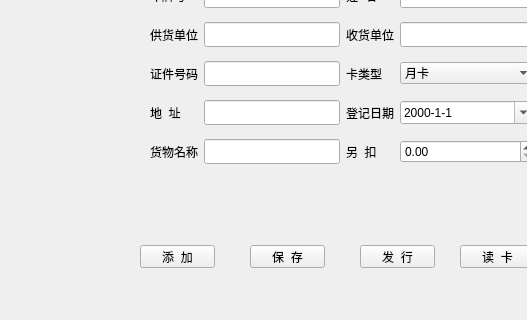
yuyan235813/balance_platform, file ui/card_form.ui: the form before one commit; both pictures show x 0 to 527 and y 515 to 835 of the 880 by 835 pixel window.
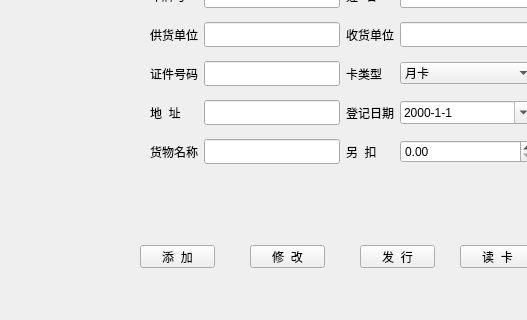
The form after the commit.

Commit message: 卡片数据增删改查done

Patch:
```diff
--- a/ui/card_form.ui
+++ b/ui/card_form.ui
@@ -87,7 +87,7 @@
     </rect>
    </property>
    <property name="text">
-    <string>保  存</string>
+    <string>修  改</string>
    </property>
   </widget>
   <widget class="QPushButton" name="deletePushButton">
```
The commit also changes 2 other files.
